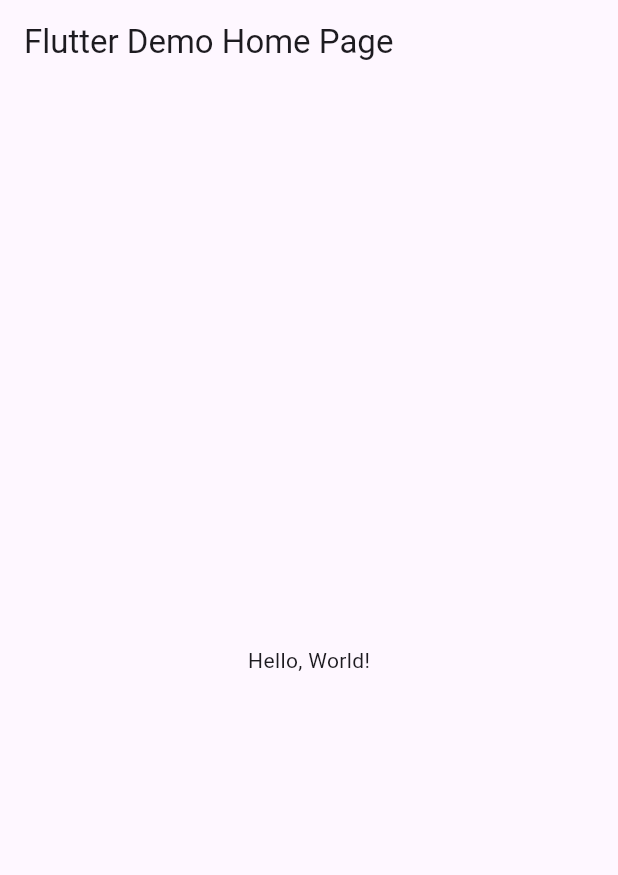
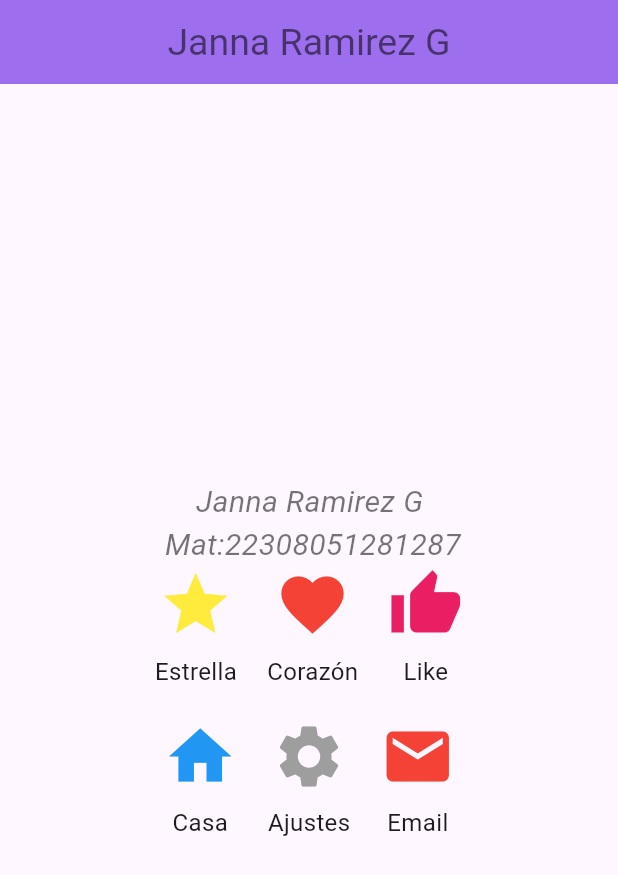
Before and after one commit to JannaRG13/p9_v2_Iconos, a Flutter app: the screen it shows after launch, on a phone screen of 412 x 824 dp. Shown: the top 875 px of the screen. Run offline on Flutter 3.47's test engine with Material 3 defaults, Android fonts, the phone set to English and light mode, and no system bars.

```diff
--- a/lib/main.dart
+++ b/lib/main.dart
@@ -1,43 +1,92 @@
 import 'package:flutter/material.dart';
 
-void main() => runApp(MyApp());
+void main() => runApp(MisIconos());
 
-class MyApp extends StatelessWidget {
-  const MyApp({super.key});
-  // This widget is the root of your application.
+class MisIconos extends StatelessWidget {
+  const MisIconos({Key? key}) : super(key: key);
+
   @override
   Widget build(BuildContext context) {
     return MaterialApp(
-      // Application name
-      title: 'Flutter Hello World',
-      // Application theme data, you can set the colors for the application as
-      // you want
-      theme: ThemeData(
-        // useMaterial3: false,
-        primarySwatch: Colors.blue,
-      ),
-      // A widget which will be started on application startup
-      home: MyHomePage(title: 'Flutter Demo Home Page'),
-    );
-  }
-}
-
-class MyHomePage extends StatelessWidget {
-  final String title;
-  const MyHomePage({super.key, required this.title});
-
-  @override
-  Widget build(BuildContext context) {
-    return Scaffold(
-      appBar: AppBar(
-        // The title text which will be shown on the action bar
-        title: Text(title),
-      ),
-      body: Center(
-        child: Text(
-          'Hello, World!',
+      debugShowCheckedModeBanner: false,
+      home: Scaffold(
+        appBar: AppBar(
+          title: Text("Janna Ramirez G"),
+          titleTextStyle: TextStyle(color: Colors.black54, fontSize: 25),
+          centerTitle: true,
+          backgroundColor: Color(0xff9d6eed),
+        ),
+        body: Center(
+          child: Column(
+            mainAxisAlignment:
+                MainAxisAlignment.center, // Centra las filas verticalmente
+            children: <Widget>[
+              Text(
+                "     Janna Ramirez G \n Mat:22308051281287",
+                style: TextStyle(
+                    fontSize: 20,
+                    fontStyle: FontStyle.italic,
+                    color: Colors.black54),
+              ), //
+              Row(
+                mainAxisAlignment:
+                    MainAxisAlignment.center, // Centra los iconos en la fila
+                children: <Widget>[
+                  IconWithLabel(
+                      icon: Icons.star,
+                      label: 'Estrella',
+                      color: Colors.yellow),
+                  SizedBox(width: 20), // Espacio entre los iconos
+                  IconWithLabel(
+                      icon: Icons.favorite,
+                      label: 'Corazón',
+                      color: Colors.red),
+                  SizedBox(width: 20), // Espacio entre los iconos
+                  IconWithLabel(
+                      icon: Icons.thumb_up, label: 'Like', color: Colors.pink),
+                ],
+              ),
+              SizedBox(height: 20), // Espacio entre las filas
+              // Segunda fila
+              Row(
+                mainAxisAlignment:
+                    MainAxisAlignment.center, // Centra los iconos en la fila
+                children: <Widget>[
+                  IconWithLabel(
+                      icon: Icons.home, label: 'Casa', color: Colors.blue),
+                  SizedBox(width: 20), // Espacio entre los iconos
+                  IconWithLabel(
+                      icon: Icons.settings,
+                      label: 'Ajustes',
+                      color: Colors.grey),
+                  SizedBox(width: 20), // Espacio entre los iconos
+                  IconWithLabel(
+                      icon: Icons.email, label: 'Email', color: Colors.red),
+                ],
+              ),
+            ],
+          ),
         ),
       ),
     );
   }
+} // FIN DE CLASE MIS ICONOS
+
+class IconWithLabel extends StatelessWidget {
+  final IconData icon;
+  final String label;
+  final Color color;
+
+  IconWithLabel({required this.icon, required this.label, required this.color});
+
+  @override
+  Widget build(BuildContext context) {
+    return Column(
+      children: <Widget>[
+        Icon(icon, size: 50.0, color: color), // Icono con color personalizado
+        SizedBox(height: 8), // Espacio entre el icono y el texto
+        Text(label, style: TextStyle(fontSize: 16)),
+      ],
+    );
+  }
 }
```
Also changed, not shown: capturaIconosSub.PNG (added).
